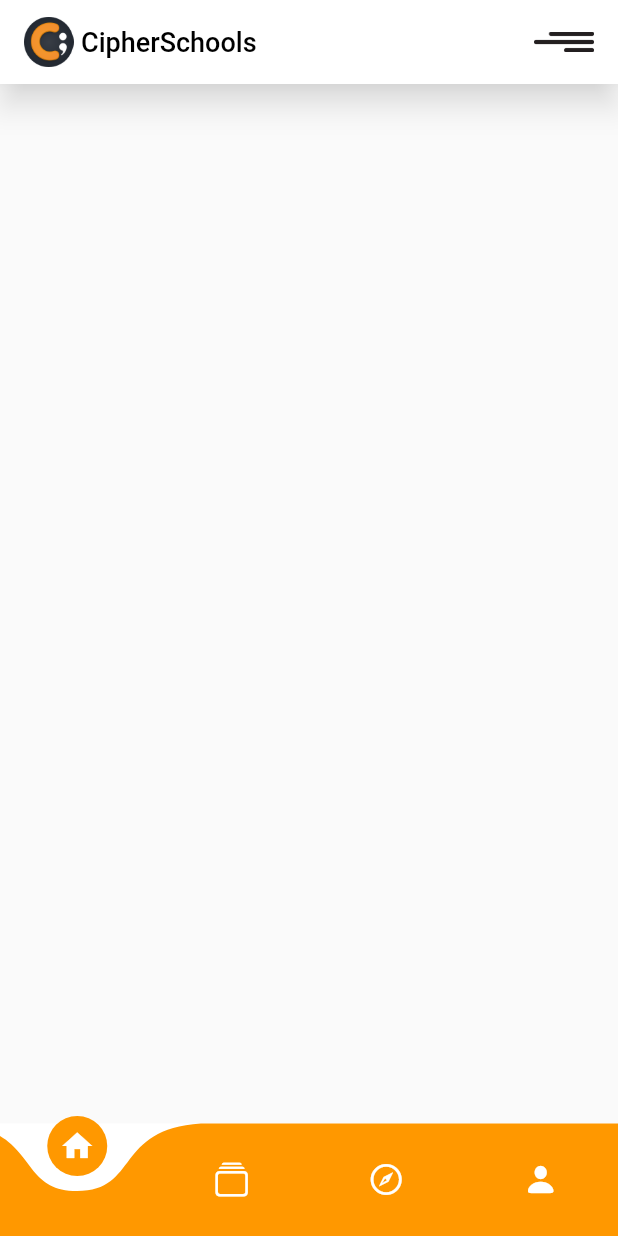
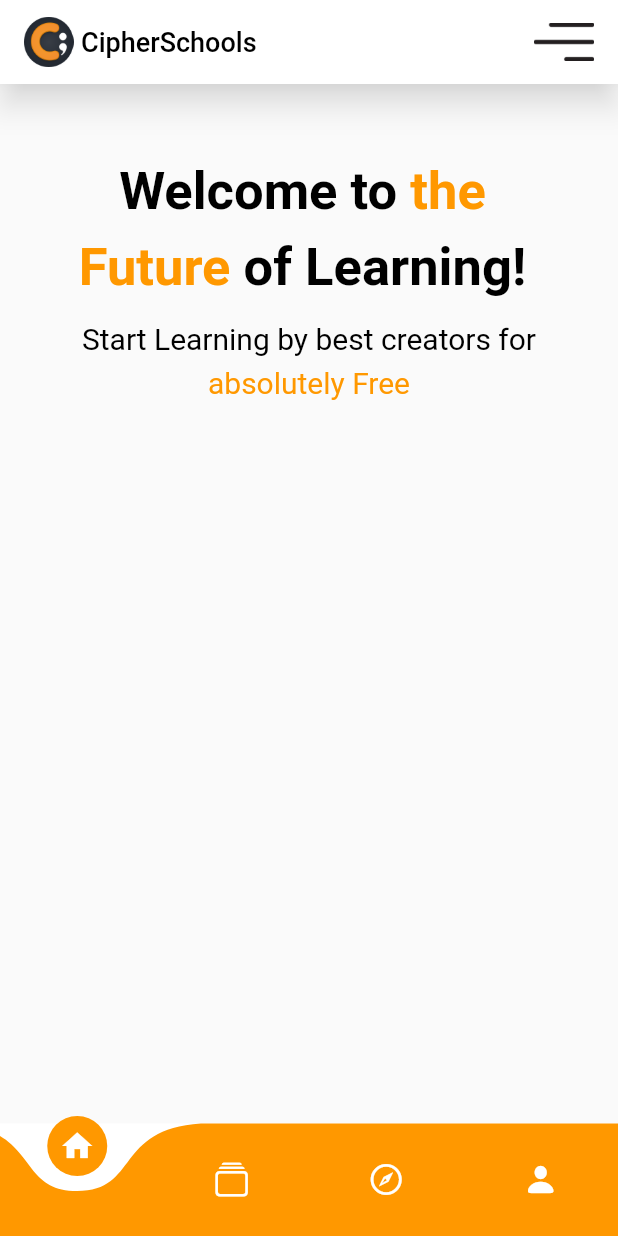
Before and after one commit to anzjoxavier/Assignment-01-CipherSchools, a Flutter app: the screen it shows after launch, on a phone screen of 412 x 824 dp. Run offline on Flutter 3.47's test engine with Material 2 defaults, Android fonts, the light colour scheme and no system bars; drawn by our look-alikes of animated_text_kit, curved_navigation_bar; our stand-ins replace get.

Commit message:
Completed animated text

```diff
--- a/lib/Utilities/app_styles.dart
+++ b/lib/Utilities/app_styles.dart
@@ -1,3 +1,4 @@
+import 'package:cipherschools/Utilities/app_layout.dart';
 import 'package:flutter/material.dart';
 
 class AppStyles {
@@ -5,4 +6,10 @@ class AppStyles {
 
   static TextStyle titleTextStyle =
       const TextStyle(color: Colors.black, fontSize: 18);
+  static TextStyle headerTextStyle =
+      const TextStyle(color: Colors.black, fontSize:35, fontWeight: FontWeight.w700);
+  static TextStyle subHeaderTextStyle =
+      const TextStyle(color: Colors.black, fontSize:20, fontWeight: FontWeight.w400);
+  static TextStyle animatedTextStyle =
+      const TextStyle(color:Colors.orange , fontSize:20, fontWeight: FontWeight.w400);
 }
--- a/lib/main.dart
+++ b/lib/main.dart
@@ -22,7 +22,7 @@ class MyApp extends StatelessWidget {
       title: 'Flutter Demo',
       debugShowCheckedModeBanner: false,
       theme: ThemeData(
-        primarySwatch: Colors.blue,
+        primarySwatch: Colors.orange,
       ),
       home: const HomePage(),
     );
@@ -56,7 +56,7 @@ class _HomePageState extends State<HomePage> {
                 currentIndex = index;
               });
             },
-            color: Colors.orange,
+            color: AppStyles.themeColor,
             backgroundColor: Colors.white,
             items: const [
               Icon(
--- a/lib/views/home_view.dart
+++ b/lib/views/home_view.dart
@@ -1,3 +1,5 @@
+import 'package:animated_text_kit/animated_text_kit.dart';
+import 'package:cipherschools/Utilities/app_layout.dart';
 import 'package:flutter/material.dart';
 import 'package:flutter/src/widgets/framework.dart';
 import 'package:flutter/src/widgets/placeholder.dart';
@@ -43,8 +45,43 @@ class _HomeViewState extends State<HomeView> {
       ),
       body: SingleChildScrollView(
         child:Column(
+
+
           children: [
-
+            SizedBox(
+              height: AppLayout.getHeight(50),
+            ),
+            Row(
+              mainAxisAlignment: MainAxisAlignment.center,
+              children: [
+                Text("Welcome to ",style: AppStyles.headerTextStyle,),
+                Text("the ",style: AppStyles.headerTextStyle.copyWith(color: AppStyles.themeColor),),
+              ],
+            ),
+            SizedBox(
+              height: AppLayout.getHeight(10),
+            ),
+            Row(
+              mainAxisAlignment: MainAxisAlignment.center,
+              children: [
+                Text("Future ",style: AppStyles.headerTextStyle.copyWith(color: AppStyles.themeColor),),
+                Text("of Learning! ",style: AppStyles.headerTextStyle,),
+              ],
+            ),
+            SizedBox(
+              height: AppLayout.getHeight(15),
+            ),
+            Text("Start Learning by best creators for",style: AppStyles.subHeaderTextStyle,),
+            SizedBox(
+              height: AppLayout.getHeight(6),
+            ),
+             AnimatedTextKit(
+              repeatForever: true,
+              animatedTexts: [
+                TyperAnimatedText('absolutely Free',textStyle: AppStyles.animatedTextStyle,speed: Duration(milliseconds: 200)),
+              ],
+              onTap:(){},
+            ),
           ],
         )
         ),
--- a/pubspec.yaml
+++ b/pubspec.yaml
@@ -38,6 +38,7 @@ dependencies:
   get: ^4.6.5
   curved_navigation_bar: ^1.0.3
   curved_labeled_navigation_bar: ^2.0.2
+  animated_text_kit: ^4.2.2
 
 dev_dependencies:
   flutter_test:
```
Also changed, not shown: assets/images/menu_icon.png, pubspec.lock.
